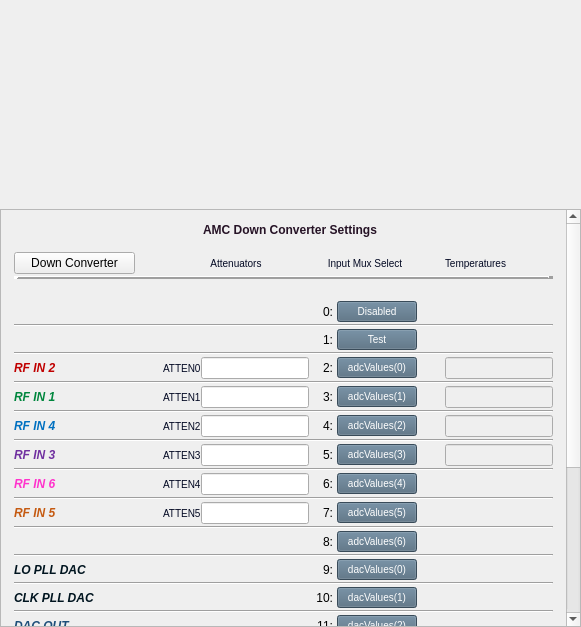
This is individuals/downconverter_mux_select.ui in cristinasewell/ATCA_PyDM_Screens as Qt 5 draws it before an edit. The edited form follows.
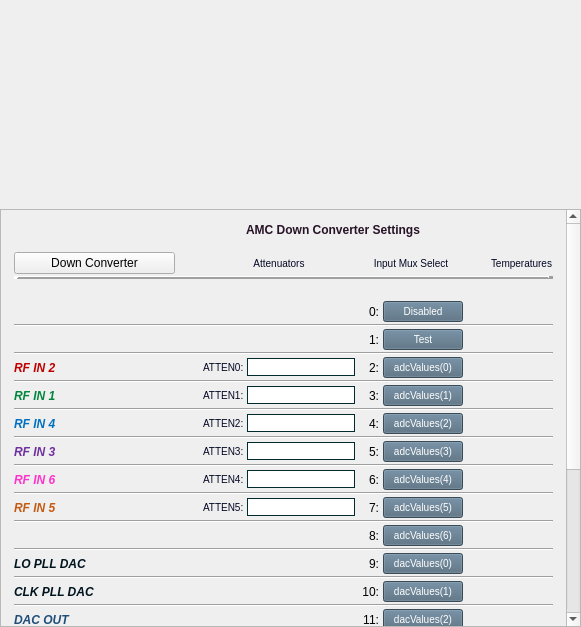
This is the edited form. Custom widgets are drawn as their Qt base class.

Commit message: WIP - changed some labels and fonts

Patch:
```diff
--- a/individuals/downconverter_mux_select.ui
+++ b/individuals/downconverter_mux_select.ui
@@ -95,7 +95,7 @@
         <x>0</x>
         <y>0</y>
         <width>569</width>
-        <height>638</height>
+        <height>626</height>
        </rect>
       </property>
       <layout class="QVBoxLayout" name="verticalLayout">
@@ -144,22 +144,6 @@
            </property>
           </widget>
          </item>
-         <item row="16" column="6">
-          <widget class="PyDMLineEdit" name="PyDMLineEdit_10">
-           <property name="enabled">
-            <bool>false</bool>
-           </property>
-           <property name="toolTip">
-            <string/>
-           </property>
-           <property name="readOnly">
-            <bool>true</bool>
-           </property>
-           <property name="channel" stdset="0">
-            <string>ca://${DEVICE}:DNC_TEMP3</string>
-           </property>
-          </widget>
-         </item>
          <item row="20" column="4">
           <widget class="PyDMPushButton" name="PyDMPushButton_12">
            <property name="toolTip">
@@ -253,7 +237,7 @@
 }</string>
              </property>
              <property name="text">
-              <string>ATTEN5</string>
+              <string>ATTEN5: </string>
              </property>
             </widget>
            </item>
@@ -262,6 +246,9 @@
              <property name="toolTip">
               <string/>
              </property>
+             <property name="styleSheet">
+              <string notr="true">QLineEdit{ border-width: 1px; border-style: solid; border-color: #002C2F; }</string>
+             </property>
              <property name="channel" stdset="0">
               <string>ca://${DEVICE}:DNC_ATTEN5</string>
              </property>
@@ -417,34 +404,6 @@
            </property>
           </widget>
          </item>
-         <item row="14" column="2">
-          <layout class="QHBoxLayout" name="horizontalLayout_4">
-           <item>
-            <widget class="QLabel" name="label_4">
-             <property name="styleSheet">
-              <string notr="true">QLabel{
-  color:#030923;
-  font-size: 10px;
-  font-style: bold;
-}</string>
-             </property>
-             <property name="text">
-              <string>ATTEN2</string>
-             </property>
-            </widget>
-           </item>
-           <item>
-            <widget class="PyDMLineEdit" name="PyDMLineEdit_3">
-             <property name="toolTip">
-              <string/>
-             </property>
-             <property name="channel" stdset="0">
-              <string>ca://${DEVICE}:DNC_ATTEN2</string>
-             </property>
-            </widget>
-           </item>
-          </layout>
-         </item>
          <item row="28" column="4">
           <widget class="PyDMPushButton" name="PyDMPushButton_2">
            <property name="toolTip">
@@ -743,7 +702,7 @@
 }</string>
              </property>
              <property name="text">
-              <string>ATTEN1</string>
+              <string>ATTEN1: </string>
              </property>
             </widget>
            </item>
@@ -752,6 +711,9 @@
              <property name="toolTip">
               <string/>
              </property>
+             <property name="styleSheet">
+              <string notr="true">QLineEdit{ border-width: 1px; border-style: solid; border-color: #002C2F; }</string>
+             </property>
              <property name="channel" stdset="0">
               <string>ca://${DEVICE}:DNC_ATTEN1</string>
              </property>
@@ -780,22 +742,6 @@
            </property>
           </widget>
          </item>
-         <item row="12" column="6">
-          <widget class="PyDMLineEdit" name="PyDMLineEdit_8">
-           <property name="enabled">
-            <bool>false</bool>
-           </property>
-           <property name="toolTip">
-            <string/>
-           </property>
-           <property name="readOnly">
-            <bool>true</bool>
-           </property>
-           <property name="channel" stdset="0">
-            <string>ca://${DEVICE}:DNC_TEMP1</string>
-           </property>
-          </widget>
-         </item>
          <item row="10" column="4">
           <widget class="PyDMPushButton" name="PyDMPushButton_4">
            <property name="toolTip">
@@ -1265,22 +1211,6 @@
            </property>
           </spacer>
          </item>
-         <item row="10" column="6">
-          <widget class="PyDMLineEdit" name="PyDMLineEdit_7">
-           <property name="enabled">
-            <bool>false</bool>
-           </property>
-           <property name="toolTip">
-            <string/>
-           </property>
-           <property name="readOnly">
-            <bool>true</bool>
-           </property>
-           <property name="channel" stdset="0">
-            <string>ca://${DEVICE}:DNC_TEMP0</string>
-           </property>
-          </widget>
-         </item>
          <item row="20" column="3">
           <widget class="QLabel" name="label_26">
            <property name="sizePolicy">
@@ -1338,7 +1268,7 @@
 }</string>
              </property>
              <property name="text">
-              <string>ATTEN4</string>
+              <string>ATTEN4: </string>
              </property>
             </widget>
            </item>
@@ -1347,6 +1277,9 @@
              <property name="toolTip">
               <string/>
              </property>
+             <property name="styleSheet">
+              <string notr="true">QLineEdit{ border-width: 1px; border-style: solid; border-color: #002C2F; }</string>
+             </property>
              <property name="channel" stdset="0">
               <string>ca://${DEVICE}:DNC_ATTEN4</string>
              </property>
@@ -1366,7 +1299,7 @@
 }</string>
              </property>
              <property name="text">
-              <string>ATTEN3</string>
+              <string>ATTEN3: </string>
              </property>
             </widget>
            </item>
@@ -1375,6 +1308,9 @@
              <property name="toolTip">
               <string/>
              </property>
+             <property name="styleSheet">
+              <string notr="true">QLineEdit{ border-width: 1px; border-style: solid; border-color: #002C2F; }</string>
+             </property>
              <property name="channel" stdset="0">
               <string>ca://${DEVICE}:DNC_ATTEN3</string>
              </property>
@@ -1394,7 +1330,7 @@
 }</string>
              </property>
              <property name="text">
-              <string>ATTEN0</string>
+              <string>ATTEN0: </string>
              </property>
             </widget>
            </item>
@@ -1403,6 +1339,9 @@
              <property name="toolTip">
               <string/>
              </property>
+             <property name="styleSheet">
+              <string notr="true">QLineEdit{ border-width: 1px; border-style: solid; border-color: #002C2F; }</string>
+             </property>
              <property name="channel" stdset="0">
               <string>ca://${DEVICE}:DNC_ATTEN0</string>
              </property>
@@ -1426,22 +1365,6 @@
            </property>
           </spacer>
          </item>
-         <item row="14" column="6">
-          <widget class="PyDMLineEdit" name="PyDMLineEdit_9">
-           <property name="enabled">
-            <bool>false</bool>
-           </property>
-           <property name="toolTip">
-            <string/>
-           </property>
-           <property name="readOnly">
-            <bool>true</bool>
-           </property>
-           <property name="channel" stdset="0">
-            <string>ca://${DEVICE}:DNC_TEMP2</string>
-           </property>
-          </widget>
-         </item>
          <item row="6" column="4">
           <widget class="PyDMPushButton" name="PyDMPushButton">
            <property name="toolTip">
@@ -1924,6 +1847,109 @@
            </property>
           </widget>
          </item>
+         <item row="10" column="6">
+          <widget class="PyDMLabel" name="PyDMLabel">
+           <property name="font">
+            <font>
+             <pointsize>10</pointsize>
+            </font>
+           </property>
+           <property name="toolTip">
+            <string/>
+           </property>
+           <property name="text">
+            <string/>
+           </property>
+           <property name="channel" stdset="0">
+            <string>ca://${DEVICE}:DNC_TEMP0</string>
+           </property>
+          </widget>
+         </item>
+         <item row="12" column="6">
+          <widget class="PyDMLabel" name="PyDMLabel_2">
+           <property name="font">
+            <font>
+             <pointsize>10</pointsize>
+            </font>
+           </property>
+           <property name="toolTip">
+            <string/>
+           </property>
+           <property name="text">
+            <string/>
+           </property>
+           <property name="channel" stdset="0">
+            <string>ca://${DEVICE}:DNC_TEMP1</string>
+           </property>
+          </widget>
+         </item>
+         <item row="14" column="6">
+          <widget class="PyDMLabel" name="PyDMLabel_3">
+           <property name="font">
+            <font>
+             <pointsize>10</pointsize>
+            </font>
+           </property>
+           <property name="toolTip">
+            <string/>
+           </property>
+           <property name="text">
+            <string/>
+           </property>
+           <property name="channel" stdset="0">
+            <string>ca://${DEVICE}:DNC_TEMP2</string>
+           </property>
+          </widget>
+         </item>
+         <item row="16" column="6">
+          <widget class="PyDMLabel" name="PyDMLabel_4">
+           <property name="font">
+            <font>
+             <pointsize>10</pointsize>
+            </font>
+           </property>
+           <property name="toolTip">
+            <string/>
+           </property>
+           <property name="text">
+            <string/>
+           </property>
+           <property name="channel" stdset="0">
+            <string>ca://${DEVICE}:DNC_TEMP3</string>
+           </property>
+          </widget>
+         </item>
+         <item row="14" column="2">
+          <layout class="QHBoxLayout" name="horizontalLayout_4">
+           <item>
+            <widget class="QLabel" name="label_4">
+             <property name="styleSheet">
+              <string notr="true">QLabel{
+  color:#030923;
+  font-size: 10px;
+  font-style: bold;
+}</string>
+             </property>
+             <property name="text">
+              <string>ATTEN2: </string>
+             </property>
+            </widget>
+           </item>
+           <item>
+            <widget class="PyDMLineEdit" name="PyDMLineEdit_3">
+             <property name="toolTip">
+              <string/>
+             </property>
+             <property name="styleSheet">
+              <string notr="true">QLineEdit{ border-width: 1px; border-style: solid; border-color: #002C2F; }</string>
+             </property>
+             <property name="channel" stdset="0">
+              <string>ca://${DEVICE}:DNC_ATTEN2</string>
+             </property>
+            </widget>
+           </item>
+          </layout>
+         </item>
         </layout>
        </item>
       </layout>
```
The commit also changes 6 other files.
